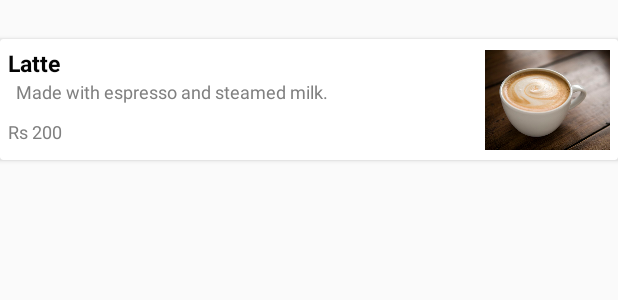
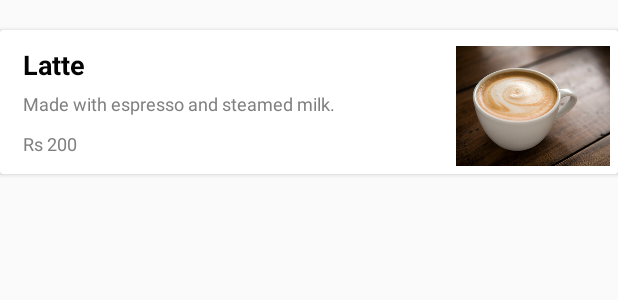
Before and after one commit to pavithra91/Menu.lkApp, an Android app: the layout menu_card.xml on its own in the app's theme, with its tools: preview values and no code run, on a phone screen of 412 x 824 dp. Shown: the top 300 px of the screen. Run offline under Robolectric (Android 15) with nearby library versions, the phone set to English and light mode, and no system bars; network calls fail.

Commit message:
Update font size

```diff
--- a/app/src/main/res/layout/activity_menu.xml
+++ b/app/src/main/res/layout/activity_menu.xml
@@ -18,13 +18,14 @@
             android:layout_width="match_parent"
             android:layout_height="match_parent"
             android:fitsSystemWindows="true"
-            app:layout_scrollFlags="scroll|exitUntilCollapsed">
+            app:layout_scrollFlags="scroll|enterAlways">
 
             <RelativeLayout
                 android:id="@+id/layoutTop"
                 android:layout_width="wrap_content"
                 android:layout_height="wrap_content"
-                android:background="@android:color/white">
+                android:background="#F5F5F5"
+                android:paddingBottom="20dp">
 
                 <ImageView
                     android:id="@+id/mainImage"
@@ -43,7 +44,7 @@
 
                     <ImageView
                         android:id="@+id/overlapImage"
-                        android:layout_width="350dp"
+                        android:layout_width="340dp"
                         android:layout_height="80dp"
                         android:layout_alignParentTop="true"
                         android:layout_centerHorizontal="true"
@@ -110,6 +111,7 @@
                         android:drawablePadding="5dp"
                         android:text="10.30a.m. - 3,30 p.m."
                         android:layout_marginTop="8dp"
+
                         android:textColor="#808080" />
                 </RelativeLayout>
 
--- a/app/src/main/res/layout/menu_card.xml
+++ b/app/src/main/res/layout/menu_card.xml
@@ -11,7 +11,7 @@
         android:layout_height="wrap_content"
         android:layout_alignParentStart="true"
         android:layout_alignParentTop="true"
-        android:layout_marginTop="26dp"
+        android:layout_marginTop="20dp"
         android:clickable="true"
         android:foreground="?android:attr/selectableItemBackground"
         android:onClick="Item"
@@ -24,7 +24,7 @@
             android:orientation="horizontal"
             android:layout_width="match_parent"
             android:layout_height="match_parent"
-            android:weightSum="1.2"
+            android:weightSum="1"
             android:padding="5dp"> <!-- to show what the parent is -->
 
             <LinearLayout
@@ -39,8 +39,10 @@
                     android:layout_height="wrap_content"
                     android:text="Latte "
                     android:textColor="#040404"
-                    android:textSize="15dip"
+                    android:textSize="18sp"
                     android:textStyle="bold"
+                    android:layout_marginLeft="10dp"
+                    android:layout_marginTop="5dp"
                     android:typeface="sans" />
 
 
@@ -56,8 +58,11 @@
                         android:paddingRight="5dip"
                         android:text="Made with espresso and steamed milk."
                         android:textColor="#808080"
-                        android:layout_marginLeft="5dp"
-                        android:textSize="12dip" />
+                        android:layout_marginLeft="10dp"
+                        android:paddingTop="5dp"
+                        android:textSize="12sp"
+                        android:maxLines="2"
+                        android:ellipsize="end"/>
                 </LinearLayout>
 
 
@@ -71,6 +76,7 @@
                         android:layout_gravity="center_horizontal|center_vertical"
                         android:paddingRight="25dip"
                         android:paddingTop="10dp"
+                        android:layout_marginLeft="10dp"
                         android:text="Rs 200"
                         android:textColor="#808080"
                         android:textSize="12dip" />
@@ -86,8 +92,10 @@
                 android:layout_weight="1" />
             <ImageView
                 android:id="@+id/list_image"
-                android:layout_width="100dip"
-                android:layout_height="70dip"
+                android:layout_width="130dip"
+                android:layout_height="80dip"
+                android:layout_marginRight="10dp"
+                android:layout_marginTop="5dp"
                 android:src="@drawable/cappuccino" />
         </LinearLayout>
 
```
